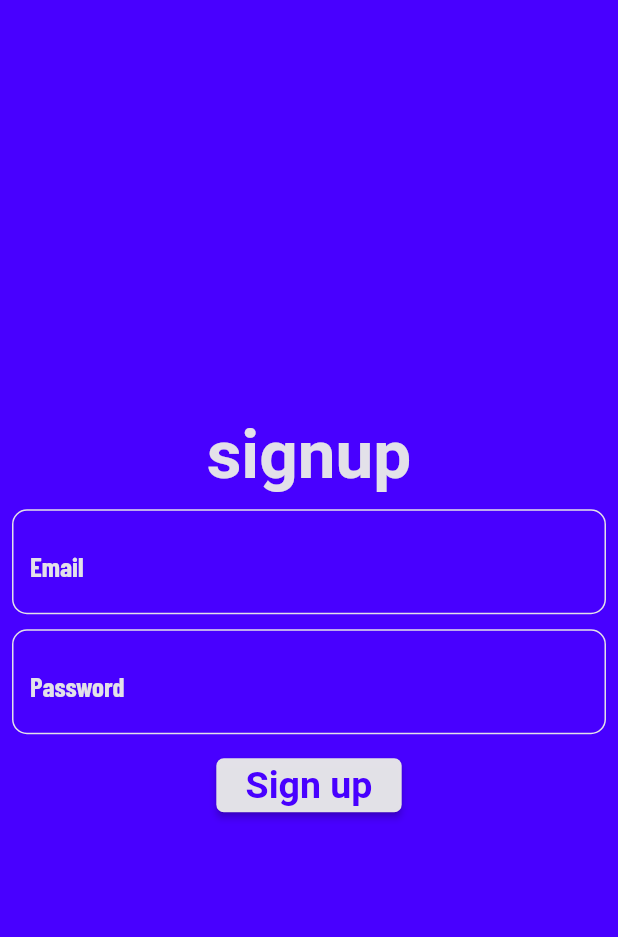
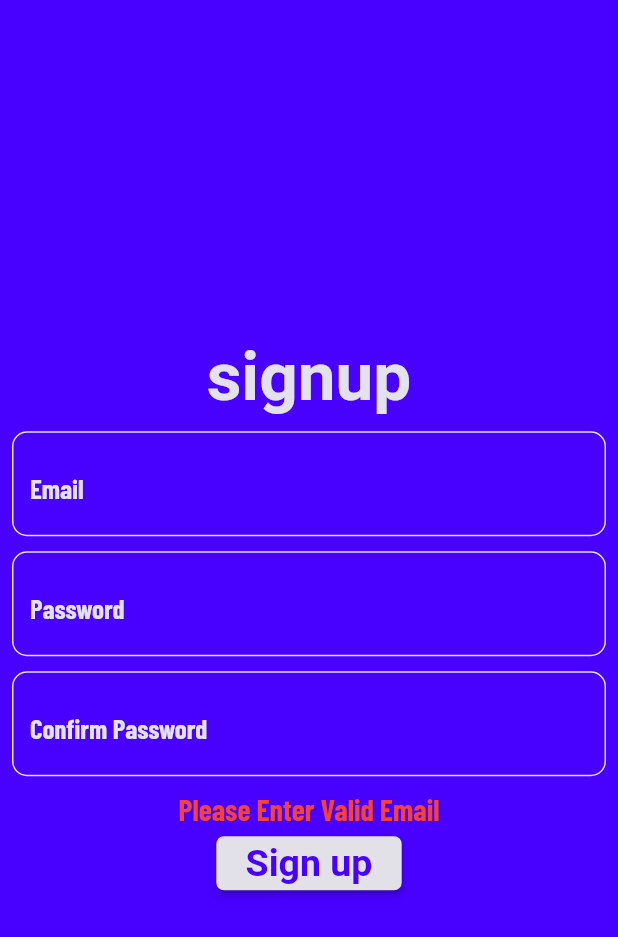
Before and after one commit to theTrivia/howlongtobeat, a Flutter app: the Signup screen opened by its route, after a tap on "Sign up", on a phone screen of 412 x 824 dp. Shown: the top 937 px of the screen. Run offline on Flutter 3.47's test engine with Material 2 defaults, Android fonts, the phone set to English and light mode, and no system bars; our stand-ins replace cloud_firestore, firebase_auth, firebase_core, flutter_secure_storage, font_awesome_flutter, google_fonts and 2 more; missing offline and left inert: dart:ffi, youtube_api; accounts and stored records are empty; generated files the repository leaves out were written again; Roboto replaces fonts that are missing (Staatliches).

Commit message:
added user form validations

```diff
--- a/lib/screens/login/perform-login.dart
+++ b/lib/screens/login/perform-login.dart
@@ -12,11 +12,6 @@ class PerformLogin {
         'loginStatus': 'success',
       };
     } on FirebaseAuthException catch (e) {
-      if (e.code == 'user-not-found') {
-        print(e.code);
-      } else if (e.code == 'wrong-password') {
-        print(e.code);
-      }
       return {'loginStatus': e.code, 'userCredential': {}};
     }
   }
--- a/lib/screens/signup/helper-function.dart
+++ b/lib/screens/signup/helper-function.dart
@@ -8,7 +8,10 @@ addNewUserToUsersDatabase(String uid) async {
         'user-id': uid,
         'fav-games': [],
       },
-    );
+    ).then((_) {
+      print('Successfully added user to user\'s db');
+      return 'success';
+    });
   } catch (e) {
     print(e);
   }
--- a/lib/screens/signup/perform-signup.dart
+++ b/lib/screens/signup/perform-signup.dart
@@ -4,13 +4,19 @@ import './helper-function.dart';
 class PerformSingup {
   static performSignup(email, password) async {
     var createUserResult = await createUser(email, password);
-    var res = await addNewUserToUsersDatabase(createUserResult.user.uid).then(
-      (_) {
-        return true;
-      },
-    );
-    // print(res);
-    return res;
+
+    if (createUserResult['signupStatus'] == 'success') {
+      await addNewUserToUsersDatabase(
+              createUserResult['userCredential'].user.uid)
+          .then(
+        (res) {
+          return true;
+        },
+      );
+      return {'signupStatus': 'signup-success'};
+    } else if (createUserResult['signupStatus'] == 'email-already-in-use') {
+      return {'signupStatus': 'email-already-in-use'};
+    }
   }
 
   static createUser(email, password) async {
@@ -18,16 +24,9 @@ class PerformSingup {
       final signupCreds = await FirebaseAuth.instance
           .createUserWithEmailAndPassword(email: email, password: password);
 
-      return signupCreds;
+      return {'signupStatus': 'success', 'userCredential': signupCreds};
     } on FirebaseAuthException catch (e) {
-      if (e.code == 'user-not-found') {
-        // AppLogger.printErrorLog('user not found');
-        print(e.code);
-      } else if (e.code == 'wrong-password') {
-        // AppLogger.printErrorLog('wrong password');
-        print(e.code);
-      }
-      return {'loginStatus': e.code, 'userCredential': {}};
+      return {'signupStatus': e.code, 'userCredential': {}};
     }
   }
 }
--- a/lib/screens/signup/signup.dart
+++ b/lib/screens/signup/signup.dart
@@ -8,10 +8,24 @@ import './perform-signup.dart';
 import '../../common/widgets/input-field.dart';
 import '../../project-variables.dart';
 
-class Signup extends StatelessWidget {
-  final secureStorage = FlutterSecureStorage();
-  var emailTextController = new TextEditingController();
-  var passwordTextController = new TextEditingController();
+class Signup extends StatefulWidget {
+  @override
+  State<Signup> createState() => _SignupState();
+}
+
+class _SignupState extends State<Signup> {
+  final secureStorage = const FlutterSecureStorage();
+
+  var emailTextController = TextEditingController();
+
+  var passwordTextController = TextEditingController();
+
+  var confirmPasswordTextController = TextEditingController();
+
+  bool _shouldShowError = true;
+  String _errorMessage = '';
+
+  final GlobalKey<FormState> _signupFormValidationKey = GlobalKey<FormState>();
 
   @override
   Widget build(BuildContext context) {
@@ -20,6 +34,8 @@ class Signup extends StatelessWidget {
       body: SafeArea(
           child: Padding(
         padding: const EdgeInsets.only(left: 8, right: 8),
+        child: Form(
+          key: _signupFormValidationKey,
           child: Column(
             mainAxisAlignment: MainAxisAlignment.center,
             children: [
@@ -58,6 +74,28 @@ class Signup extends StatelessWidget {
               const SizedBox(
                 height: 10,
               ),
+              InputField(
+                hintText: 'Confirm Password',
+                textEditingController: confirmPasswordTextController,
+                borderColor: ProjectVariables.SEXY_WHITE,
+                focusedBorderColor: ProjectVariables.SEXY_WHITE,
+                hintTextColor: ProjectVariables.SEXY_WHITE,
+                inputTextColor: ProjectVariables.SEXY_WHITE,
+                obscureText: true,
+              ),
+              const SizedBox(
+                height: 10,
+              ),
+              (_shouldShowError == true)
+                  ? Text(
+                      _errorMessage,
+                      style: GoogleFonts.barlowCondensed(
+                        color: Colors.red,
+                        fontWeight: FontWeight.bold,
+                        fontSize: 20,
+                      ),
+                    )
+                  : Container(),
               ButtonTheme(
                 buttonColor: ProjectVariables.SEXY_WHITE,
                 minWidth: MediaQuery.of(context).size.width * 0.3,
@@ -66,15 +104,50 @@ class Signup extends StatelessWidget {
                 ),
                 child: RaisedButton(
                   onPressed: () async {
+                    //custom validation
+                    if (!(emailTextController.text.contains('@') &&
+                            emailTextController.text.contains('.')) ||
+                        emailTextController.text.isEmpty) {
+                      setState(() {
+                        _shouldShowError = true;
+                        _errorMessage = 'Please Enter Valid Email';
+                      });
+                      return;
+                    } else if (passwordTextController.text.length < 6) {
+                      setState(() {
+                        _shouldShowError = true;
+                        _errorMessage =
+                            'Password must contain at least 6 characters';
+                      });
+                      return;
+                    } else if (confirmPasswordTextController.text !=
+                        passwordTextController.text) {
+                      setState(() {
+                        _shouldShowError = true;
+                        _errorMessage = "Passwords doesnot match.";
+                      });
+                      return;
+                    } else {
+                      setState(() {
+                        _shouldShowError = false;
+                      });
+                    }
                     var signupResult = await PerformSingup.performSignup(
                       emailTextController.text,
                       passwordTextController.text,
                     );
-                  if (signupResult == true) {
+
+                    if (signupResult['signupStatus'] ==
+                        'email-already-in-use') {
+                      setState(() {
+                        _shouldShowError = true;
+                        _errorMessage =
+                            'Email already in use. Please use a different one.';
+                      });
+                    }
+                    if (signupResult['signupStatus'] == 'signup-success') {
                       print('Sign up successful');
                       Navigator.pushNamed(context, '/login');
-                  } else {
-                    print('some error occured');
                     }
                   },
                   child: Text(
@@ -89,6 +162,7 @@ class Signup extends StatelessWidget {
               )
             ],
           ),
+        ),
       )),
     );
   }
```
Also changed, not shown: lib/screens/login/login.dart (+43 -8 lines). Lines whose indentation alone changed are shown as unchanged.
